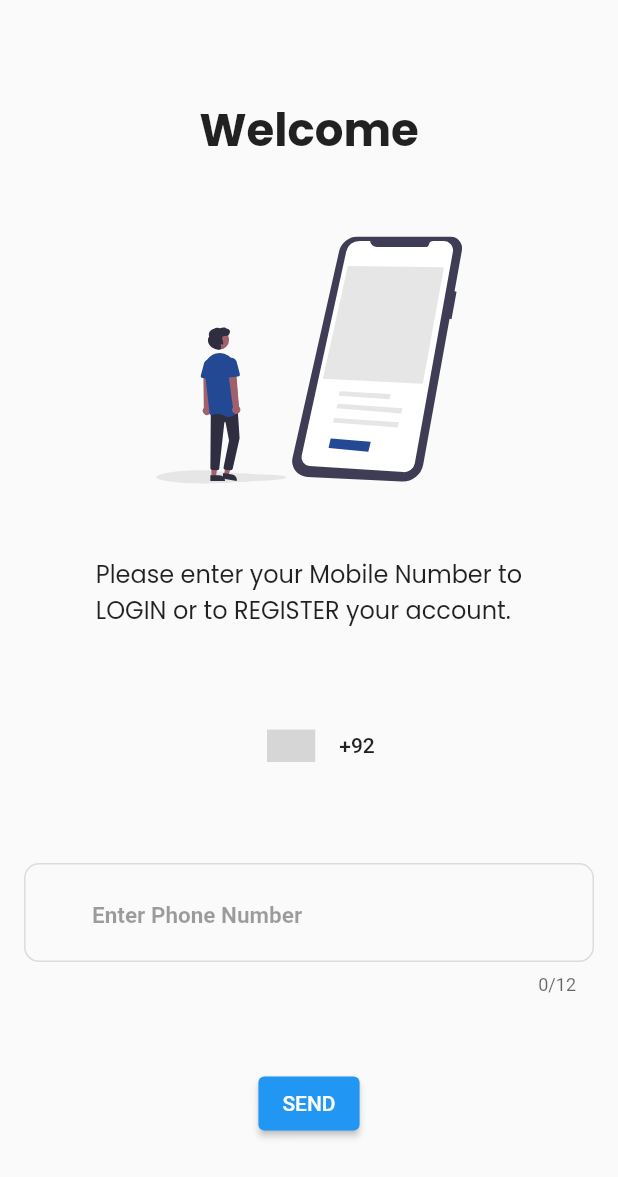
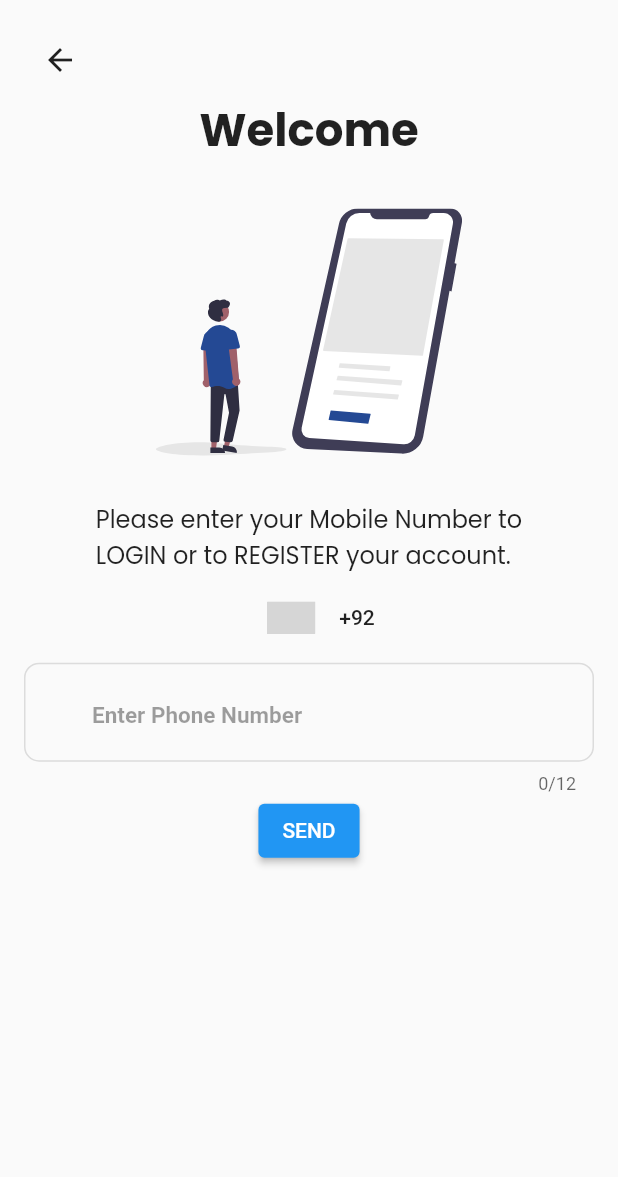
Before and after one commit to MahnoorWaheed/XtremesSkillsProject, a Flutter app: the LoginScreen screen opened directly, on a phone screen of 412 x 824 dp. Shown: the top 1177 px of the screen. Run offline on Flutter 3.47's test engine with Material 2 defaults, Android fonts, the phone set to English and light mode, and no system bars; drawn by our look-alikes of country_code_picker; our stand-ins replace cloud_firestore, convex_bottom_bar, firebase_auth, firebase_core, firebase_messaging, firebase_storage and 11 more; missing offline and left inert: awesome_dropdown; accounts and stored records are empty; grey boxes are pictures that could not be loaded.

Commit message:
22 april

```diff
--- a/lib/modules/User Screens/select_task.dart
+++ b/lib/modules/User Screens/select_task.dart
@@ -58,8 +58,9 @@ class _NearbyWorkersState extends State<NearbyWorkers> {
                           print(workerlist['services']);
                              Navigator.of(context).push(MaterialPageRoute(
                                     builder: (context) => Nearby(
-                                      // skillname = workerlist['skillname'],
+
                                       workerlist['services'],
+                                      skillname = workerlist['skillname'],
                                     ),
                                   ));
                         },
--- a/lib/modules/login_otp/screen/welcome.dart
+++ b/lib/modules/login_otp/screen/welcome.dart
@@ -108,7 +108,13 @@ class _LoginScreenState extends State<LoginScreen> {
 
   getMobileFormWidget(context) {
     return Column(
-      mainAxisAlignment: MainAxisAlignment.spaceEvenly,
+      crossAxisAlignment: CrossAxisAlignment.start,
+      children: [
+        IconButton(onPressed: (){
+          Navigator.of(context).pop();
+        }, icon: Icon(Icons.arrow_back)),
+        Column(
+          mainAxisAlignment: MainAxisAlignment.spaceAround,
           children: [
             // const Spacer(),
             Text("Welcome",
@@ -117,10 +123,12 @@ class _LoginScreenState extends State<LoginScreen> {
               fontWeight:FontWeight.bold,
             ),
             ),
+             SizedBox(height: 30,),
             SvgPicture.asset("assets/phone.svg",
             height: MediaQuery.of(context).size.height*0.2,
             fit: BoxFit.contain,
             ),
+            SizedBox(height: 30,),
              Text("Please enter your Mobile Number to\nLOGIN or to REGISTER your account.",
              style: GoogleFonts.poppins(
                fontSize: 16,
@@ -211,6 +219,8 @@ class _LoginScreenState extends State<LoginScreen> {
             ),
             // Spacer(),
           ],
+        ),
+      ],
     );
   }
 
--- a/lib/widgets/formwidget/skills_details.dart
+++ b/lib/widgets/formwidget/skills_details.dart
@@ -135,6 +135,7 @@ String serviceprice = '';
   // List<Map<String, String>> SelectedProducts = <Map<String, String>>[];
   // List<Map<String, String>> get selectedProducts => SelectedProducts;
   List<mySReportDetails2> myAllData = [];
+  bool value = false;
 
   @override
   Widget build(BuildContext context) {
@@ -288,6 +289,7 @@ String serviceprice = '';
                              "description":"${txtdata}",
                              "time":"${time}",
                              "Price":"${Price}",
+                             "value": value.toString(),
 
                           // "Service: ${widget.Service1}",
                           // "description: ${txtdata}",
@@ -456,6 +458,7 @@ String serviceprice = '';
                              "description":"${txtdata2}",
                              "time":"${time2}",
                              "Price":"${Price2}",
+                              "value": value.toString(),
 
                           // "Service: ${widget.Service1}",
                           // "description: ${txtdata}",
```
Also changed, not shown: lib/main.dart (+4 -3 lines), lib/modules/User Screens/selectservice.dart (+10 -8 lines). Lines whose indentation alone changed are shown as unchanged.
